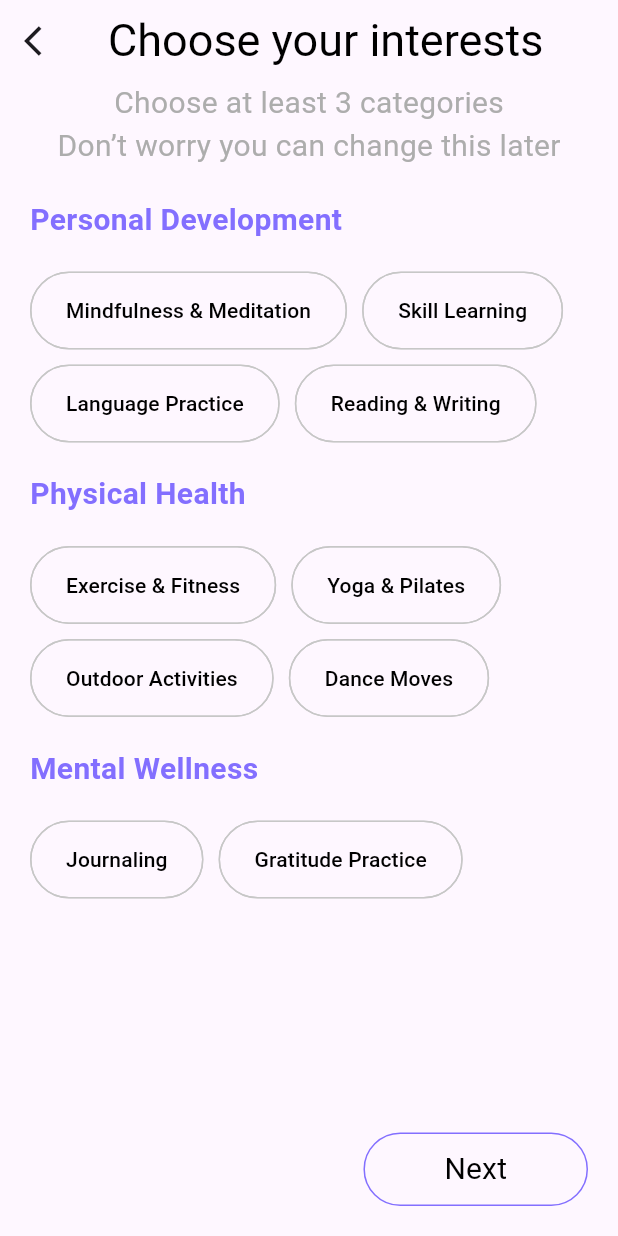
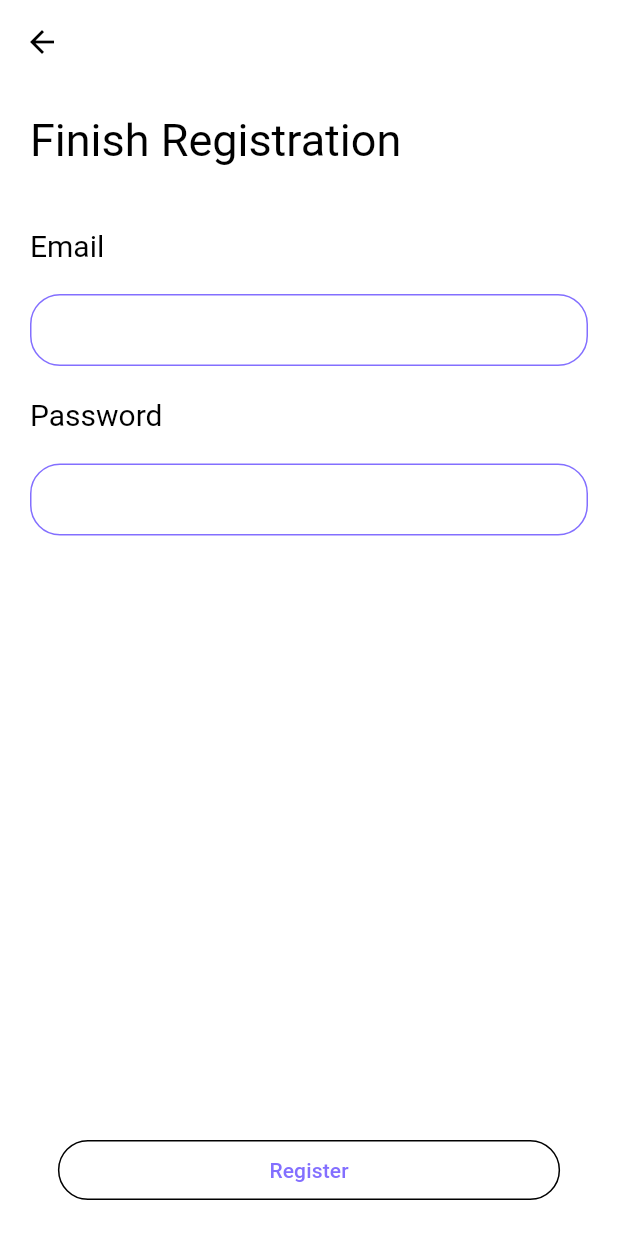
Before and after one commit to jjlamach/spontaneo_pro, a Flutter app: the SelectYourInterestsPage screen opened by its route, after a tap on "Next", on a phone screen of 412 x 824 dp. Run offline on Flutter 3.47's test engine with Material 3 defaults, Android fonts, the phone set to English and light mode, and no system bars; our stand-ins replace bloc, firebase_core, flutter_bloc, freezed_annotation, get_it, go_router and 1 more; accounts and stored records are empty.

Commit message:
Finish Registration page

```diff
--- a/lib/router/router_config.dart
+++ b/lib/router/router_config.dart
@@ -1,4 +1,5 @@
 import 'package:go_router/go_router.dart';
+import 'package:spontaneo_pro/views/onboarding/finish_registration_page.dart';
 import 'package:spontaneo_pro/views/onboarding/select_your_interests_page.dart';
 import 'package:spontaneo_pro/views/splashscreen/splashscreen_page.dart';
 
@@ -12,6 +13,12 @@ final GoRouter router = GoRouter(
         GoRoute(
           path: 'select-your-interests',
           builder: (context, state) => const SelectYourInterestsPage(),
+          routes: [
+            GoRoute(
+              path: 'finish-registration',
+              builder: (context, state) => const FinishRegistrationPage(),
+            ),
+          ],
         ),
       ],
     )
--- a/lib/strings.dart
+++ b/lib/strings.dart
@@ -8,4 +8,7 @@ class Strings {
   static const String youCanChangeThem =
       'Don’t worry you can change this later';
   static const String next = 'Next';
+  static const String finishRegistration = 'Finish Registration';
+  static const String email = 'Email';
+  static const String password = 'Password';
 }
--- a/lib/views/onboarding/bloc/interests_cubit.dart
+++ b/lib/views/onboarding/bloc/interests_cubit.dart
@@ -1,5 +1,6 @@
 import 'package:bloc/bloc.dart';
 import 'package:freezed_annotation/freezed_annotation.dart';
+import 'package:spontaneo_pro/main.dart';
 
 part 'interests_cubit.freezed.dart';
 
@@ -21,7 +22,8 @@ class InterestsCubit extends Cubit<InterestsState> {
   @override
   void onChange(Change<InterestsState> change) {
     super.onChange(change);
-    print('Change: $change');
+    kLogger.i(
+        'InterestCubit: ${change.currentState}\nNextState:${change.nextState}');
   }
 }
 
--- /dev/null
+++ b/lib/views/onboarding/finish_registration_page.dart
@@ -0,0 +1,147 @@
+import 'package:flutter/cupertino.dart';
+import 'package:flutter/material.dart';
+import 'package:spontaneo_pro/strings.dart';
+
+class FinishRegistrationPage extends StatefulWidget {
+  const FinishRegistrationPage({super.key});
+
+  @override
+  State<FinishRegistrationPage> createState() => _FinishRegistrationPageState();
+}
+
+class _FinishRegistrationPageState extends State<FinishRegistrationPage> {
+  late TextEditingController _emailCtrl;
+  late TextEditingController _passwordCtrl;
+  late GlobalKey<FormState> _formKey;
+
+  @override
+  void initState() {
+    _emailCtrl = TextEditingController();
+    _passwordCtrl = TextEditingController();
+    _formKey = GlobalKey();
+    super.initState();
+  }
+
+  @override
+  void dispose() {
+    _emailCtrl.dispose();
+    _passwordCtrl.dispose();
+    super.dispose();
+  }
+
+  @override
+  Widget build(BuildContext context) {
+    return Scaffold(
+      appBar: AppBar(),
+      body: Padding(
+        padding: const EdgeInsets.all(20.0),
+        child: Column(
+          children: [
+            Expanded(
+              child: ListView(
+                children: [
+                  Form(
+                    key: _formKey,
+                    child: Column(
+                      crossAxisAlignment: CrossAxisAlignment.stretch,
+                      children: [
+                        Text(
+                          Strings.finishRegistration,
+                          style: Theme.of(context).textTheme.displayMedium,
+                        ),
+                        const SizedBox(height: 40.0),
+                        Text(
+                          Strings.email,
+                          style: Theme.of(context).textTheme.titleLarge,
+                        ),
+                        const SizedBox(height: 20.0),
+                        TextFormField(
+                          controller: _emailCtrl,
+                          validator: (value) {
+                            final val = value ?? '';
+                            if (val.isEmpty) {
+                              return 'Email is required';
+                            }
+                            return null;
+                          },
+                          decoration: InputDecoration(
+                            border:
+                                Theme.of(context).inputDecorationTheme.border,
+                            focusedBorder: Theme.of(context)
+                                .inputDecorationTheme
+                                .focusedBorder,
+                            focusedErrorBorder: Theme.of(context)
+                                .inputDecorationTheme
+                                .focusedErrorBorder,
+                            errorBorder: Theme.of(context)
+                                .inputDecorationTheme
+                                .errorBorder,
+                            enabledBorder: Theme.of(context)
+                                .inputDecorationTheme
+                                .enabledBorder,
+                            disabledBorder: Theme.of(context)
+                                .inputDecorationTheme
+                                .disabledBorder,
+                          ),
+                        ),
+                        const SizedBox(height: 20.0),
+                        Text(
+                          Strings.password,
+                          style: Theme.of(context).textTheme.titleLarge,
+                        ),
+                        const SizedBox(height: 20.0),
+                        TextFormField(
+                          controller: _passwordCtrl,
+                          validator: (value) {
+                            final val = value ?? '';
+                            if (val.isEmpty) {
+                              return 'Password is required';
+                            }
+                            return null;
+                          },
+                          decoration: InputDecoration(
+                            border:
+                                Theme.of(context).inputDecorationTheme.border,
+                            focusedBorder: Theme.of(context)
+                                .inputDecorationTheme
+                                .focusedBorder,
+                            focusedErrorBorder: Theme.of(context)
+                                .inputDecorationTheme
+                                .focusedErrorBorder,
+                            errorBorder: Theme.of(context)
+                                .inputDecorationTheme
+                                .errorBorder,
+                            enabledBorder: Theme.of(context)
+                                .inputDecorationTheme
+                                .enabledBorder,
+                            disabledBorder: Theme.of(context)
+                                .inputDecorationTheme
+                                .disabledBorder,
+                          ),
+                        ),
+                        const SizedBox(
+                            height: 100.0), // Add some space before the button
+                      ],
+                    ),
+                  ),
+                ],
+              ),
+            ),
+            Align(
+              alignment: Alignment.bottomCenter,
+              child: FractionallySizedBox(
+                widthFactor: 0.9,
+                child: OutlinedButton(
+                  onPressed: () {
+                    final isValid = _formKey.currentState?.validate();
+                  },
+                  child: Text('Register'),
+                ),
+              ),
+            ),
+          ],
+        ),
+      ),
+    );
+  }
+}
--- a/lib/views/onboarding/select_your_interests_page.dart
+++ b/lib/views/onboarding/select_your_interests_page.dart
@@ -150,9 +150,12 @@ class _SelectYourInterestsPageState extends State<SelectYourInterestsPage> {
                     color: AppColor.purple,
                   ),
                 ),
-                onPressed: () => context
-                    .read<InterestsCubit>()
-                    .submitInterests(_selectedInterests),
+                onPressed: () {
+                  context
+                      .read<InterestsCubit>()
+                      .submitInterests(_selectedInterests);
+                  context.go('/select-your-interests/finish-registration');
+                },
                 child: const Padding(
                   padding: EdgeInsets.symmetric(
                     vertical: 10.0,
--- a/pubspec.yaml
+++ b/pubspec.yaml
@@ -36,13 +36,16 @@ dependencies:
   # Use with the CupertinoIcons class for iOS style icons.
   cupertino_icons: ^1.0.6
   permission_handler: 11.3.1
-  supabase_flutter: 2.5.2
   bloc: ^8.1.4
   flutter_bloc: 8.1.5
   go_router: 14.1.0
   get_it: 7.7.0
   freezed: ^2.5.2
   freezed_annotation: ^2.4.1
+  logger: ^2.3.0
+  firebase_core: ^3.2.0
+  firebase_auth: ^5.1.2
+  cloud_firestore: ^5.1.0
 
 dev_dependencies:
   flutter_test:
```
Also changed, not shown: firepit-log.txt (added, +24 -0 lines), lib/main.dart (+90 -5 lines), firebase.json (added), lib/firebase_options.dart (added), pubspec.lock, 7 other files.
